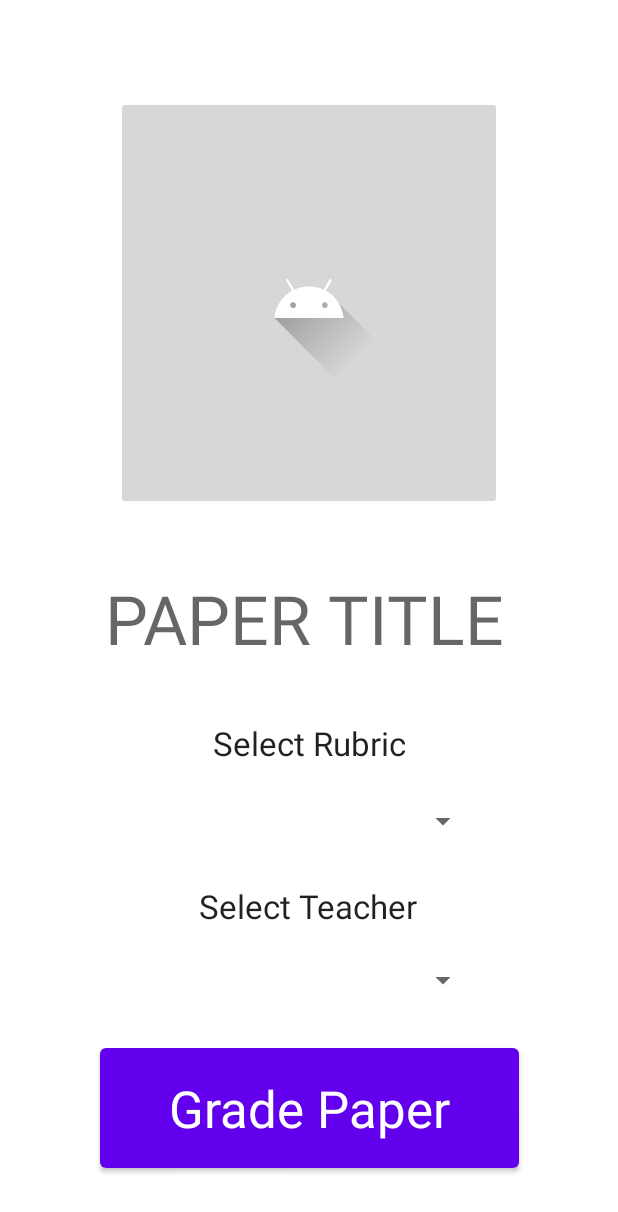
After one commit to ashmithry/GradingHat, an Android app: the layout fragment_new_paper.xml on its own in the app's theme, with its tools: preview values and no code run, on a phone screen of 412 x 824 dp. The commit adds this screen. Shown: the top 1212 px of the screen. Run offline under Robolectric (Android 15) with nearby library versions, the phone set to English and light mode, and no system bars.

Commit message:
added new_paper page

```diff
--- /dev/null
+++ b/app/src/main/res/layout/fragment_new_paper.xml
@@ -0,0 +1,93 @@
+<?xml version="1.0" encoding="utf-8"?>
+<androidx.constraintlayout.widget.ConstraintLayout xmlns:android="http://schemas.android.com/apk/res/android"
+    xmlns:app="http://schemas.android.com/apk/res-auto"
+    xmlns:tools="http://schemas.android.com/tools"
+    android:layout_width="match_parent"
+    android:layout_height="match_parent"
+    tools:context=".ui.new_paper.NewPaperFragment">
+
+    <Button
+        android:id="@+id/paper_grade_button"
+        android:layout_width="279dp"
+        android:layout_height="92dp"
+        android:text="Grade Paper"
+        android:textAppearance="@style/TextAppearance.AppCompat.Display1"
+
+        app:layout_constraintBottom_toBottomOf="parent"
+        app:layout_constraintEnd_toEndOf="parent"
+        app:layout_constraintStart_toStartOf="parent"
+        app:layout_constraintTop_toTopOf="parent"
+        app:layout_constraintVertical_bias="0.946" />
+
+    <Spinner
+        android:id="@+id/rubrics_spinner"
+        android:layout_width="226dp"
+        android:layout_height="30dp"
+        app:layout_constraintBottom_toBottomOf="parent"
+        app:layout_constraintEnd_toEndOf="parent"
+        app:layout_constraintHorizontal_bias="0.502"
+        app:layout_constraintStart_toStartOf="parent"
+
+        app:layout_constraintTop_toTopOf="parent"
+        app:layout_constraintVertical_bias="0.671" />
+
+    <Spinner
+        android:id="@+id/teachers_spinner"
+        android:layout_width="226dp"
+        android:layout_height="30dp"
+        app:layout_constraintBottom_toBottomOf="parent"
+        app:layout_constraintEnd_toEndOf="parent"
+        app:layout_constraintHorizontal_bias="0.502"
+        app:layout_constraintStart_toStartOf="parent"
+        app:layout_constraintTop_toTopOf="parent"
+        app:layout_constraintVertical_bias="0.804" />
+
+    <TextView
+        android:id="@+id/document_title"
+        android:layout_width="wrap_content"
+        android:layout_height="wrap_content"
+        android:text="PAPER TITLE"
+        android:textAppearance="@style/TextAppearance.AppCompat.Display2"
+        app:layout_constraintBottom_toBottomOf="parent"
+        app:layout_constraintEnd_toEndOf="parent"
+        app:layout_constraintHorizontal_bias="0.483"
+        app:layout_constraintStart_toStartOf="parent"
+        app:layout_constraintTop_toTopOf="parent" />
+
+    <TextView
+        android:id="@+id/rubric_select_text"
+        android:layout_width="wrap_content"
+        android:layout_height="wrap_content"
+        android:text="Select Rubric"
+        android:textAppearance="@style/TextAppearance.AppCompat.Large"
+        app:layout_constraintBottom_toBottomOf="parent"
+        app:layout_constraintEnd_toEndOf="parent"
+        app:layout_constraintStart_toStartOf="parent"
+        app:layout_constraintTop_toTopOf="parent"
+        app:layout_constraintVertical_bias="0.605" />
+
+    <TextView
+        android:id="@+id/teacher_select_text"
+        android:layout_width="wrap_content"
+        android:layout_height="wrap_content"
+        android:text="Select Teacher"
+        android:textAppearance="@style/TextAppearance.AppCompat.Large"
+        app:layout_constraintBottom_toBottomOf="parent"
+        app:layout_constraintEnd_toEndOf="parent"
+        app:layout_constraintHorizontal_bias="0.498"
+        app:layout_constraintStart_toStartOf="parent"
+        app:layout_constraintTop_toTopOf="parent"
+        app:layout_constraintVertical_bias="0.742" />
+
+    <ImageButton
+        android:id="@+id/imageButton"
+        android:layout_width="257dp"
+        android:layout_height="276dp"
+        android:src="@drawable/ic_launcher_foreground"
+        app:layout_constraintBottom_toBottomOf="parent"
+        app:layout_constraintEnd_toEndOf="parent"
+        app:layout_constraintStart_toStartOf="parent"
+        app:layout_constraintTop_toTopOf="parent"
+        app:layout_constraintVertical_bias="0.117" />
+
+</androidx.constraintlayout.widget.ConstraintLayout>
```
Also changed, not shown: app/src/main/java/com/example/cac2023/MainActivity.java (+15 -2 lines), app/src/main/java/com/example/cac2023/ui/dashboard/DashboardFragment.java (+10 -0 lines), app/src/main/java/com/example/cac2023/ui/new_paper/NewPaperFragment.java (added, +40 -0 lines), app/src/main/java/com/example/cac2023/ui/new_paper/NewPaperViewModel.java (added, +19 -0 lines).
